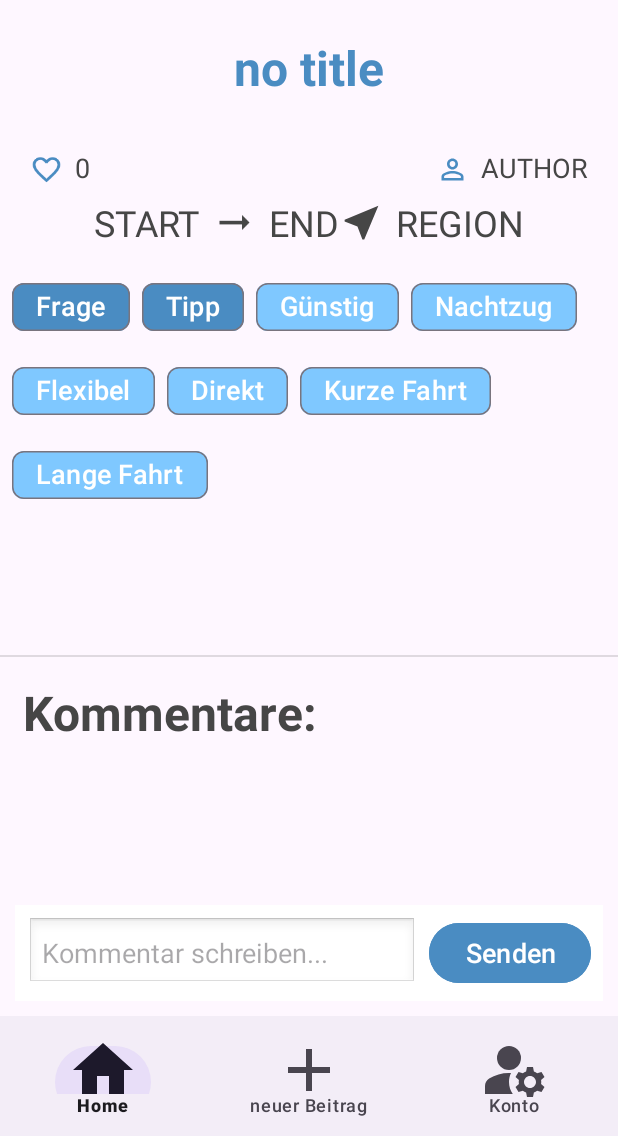
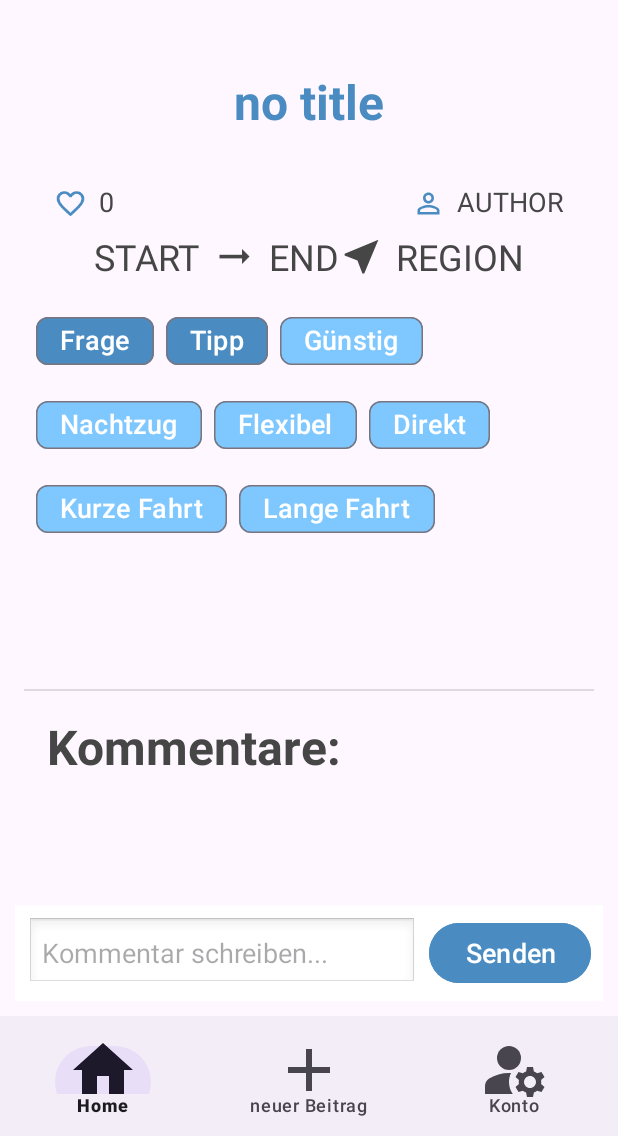
Before and after one commit to Bo960/TSUG, an Android app: the layout activity_post.xml on its own in the app's theme, with its tools: preview values and no code run, on a phone screen of 412 x 824 dp, the part 100-1236 px from its top. Run offline under Robolectric (Android 15) with nearby library versions, the phone set to English and light mode, and no system bars.

Commit message:
fix layout in Post and Create

```diff
--- a/app/src/main/java/at/ac/univie/hci/tsug/activities/PostActivity.java
+++ b/app/src/main/java/at/ac/univie/hci/tsug/activities/PostActivity.java
@@ -11,7 +11,6 @@ import android.widget.Button;
 import android.widget.EditText;
 import android.widget.ImageButton;
 import android.widget.ImageView;
-import android.widget.ListView;
 import android.widget.TextView;
 import android.widget.Toast;
 
--- a/app/src/main/res/layout/activity_create.xml
+++ b/app/src/main/res/layout/activity_create.xml
@@ -11,6 +11,7 @@
 
     <!-- Top Naviagtion -->
     <include
+        android:id="@+id/top_navigation"
         layout="@layout/top_nav"
         android:layout_width="match_parent"
         android:layout_height="wrap_content"
@@ -20,11 +21,10 @@
     <ScrollView
         android:id="@+id/scrollView"
         android:layout_width="match_parent"
-        android:layout_height="wrap_content"
-        android:layout_marginTop="60dp"
+        android:layout_height="match_parent"
         android:fillViewport="true"
+        android:layout_below="@id/top_navigation"
         android:layout_above="@id/bottom_navigation">
-
 
         <LinearLayout
             android:id="@+id/contentLayout"
--- a/app/src/main/res/layout/activity_post.xml
+++ b/app/src/main/res/layout/activity_post.xml
@@ -5,58 +5,42 @@
     android:id="@+id/main"
     android:layout_width="match_parent"
     android:layout_height="match_parent"
-    tools:context=".activities.PostActivity"
-    android:fitsSystemWindows="true">
+    android:fitsSystemWindows="true"
+    tools:context=".activities.PostActivity">
 
-    <!-- Top Naviagtion -->
+    <!-- Top Navigation -->
     <include
+        android:id="@+id/top_navigation"
         layout="@layout/top_nav"
         android:layout_width="match_parent"
         android:layout_height="wrap_content"
         android:layout_alignParentTop="true" />
 
-    <!-- Rest vom Layout bestimmt -->
+    <!-- Scrollbarer Bereich -->
+    <androidx.core.widget.NestedScrollView
+        android:id="@+id/scrollView"
+        android:layout_width="match_parent"
+        android:layout_height="match_parent"
+        android:layout_above="@id/commentInputSection"
+        android:layout_below="@id/top_navigation"
+        android:fillViewport="true">
+
+        <RelativeLayout
+            android:layout_width="match_parent"
+            android:layout_height="wrap_content"
+            android:padding="16dp">
 
             <!-- Title -->
             <TextView
                 android:id="@+id/titleView"
                 android:layout_width="wrap_content"
                 android:layout_height="wrap_content"
-        android:layout_alignParentTop="true"
-        android:layout_centerInParent="true"
-        android:gravity="center"
-        android:layout_marginTop="90dp"
+                android:layout_centerHorizontal="true"
+                android:layout_marginTop="20dp"
                 android:text="no title"
                 android:textColor="@color/primaryColor"
                 android:textSize="@dimen/mittel"
                 android:textStyle="bold" />
-
-    <com.google.android.material.floatingactionbutton.FloatingActionButton
-        android:id="@+id/editPostBtn"
-        android:layout_width="wrap_content"
-        android:layout_height="wrap_content"
-        android:layout_alignBottom="@id/likesView"
-        android:layout_alignParentEnd="true"
-        android:layout_marginEnd="70dp"
-        android:paddingTop="50dp"
-        android:contentDescription="Bearbeiten"
-        app:srcCompat="@drawable/outline_edit_24"
-        android:visibility="gone"
-        app:tint="@android:color/white"
-        app:backgroundTint="@color/primaryColor" />
-
-    <com.google.android.material.floatingactionbutton.FloatingActionButton
-        android:id="@+id/deletePostBtn"
-        android:layout_width="wrap_content"
-        android:layout_height="wrap_content"
-        android:layout_alignBottom="@id/editPostBtn"
-        android:layout_alignParentEnd="true"
-        android:layout_marginEnd="10dp"
-        android:contentDescription="Löschen"
-        app:srcCompat="@drawable/baseline_delete_outline_24"
-        android:visibility="gone"
-        app:tint="@android:color/white"
-        app:backgroundTint="@android:color/holo_red_dark" />
 
             <!-- Likes Icon -->
             <ImageView
@@ -78,7 +62,6 @@
                 android:layout_height="wrap_content"
                 android:layout_alignBottom="@id/likeIcon"
                 android:layout_marginStart="8dp"
-        android:layout_marginTop="16dp"
                 android:layout_toEndOf="@id/likeIcon"
                 android:text="0"
                 android:textColor="@color/secondaryColor"
@@ -92,7 +75,6 @@
                 android:layout_alignBottom="@id/likeIcon"
                 android:layout_marginEnd="8dp"
                 android:layout_toStartOf="@id/authorView"
-        android:visibility="visible"
                 android:contentDescription="author icon"
                 app:srcCompat="@drawable/baseline_person_outline_24"
                 app:tint="@color/primaryColor" />
@@ -106,23 +88,48 @@
                 android:layout_alignParentEnd="true"
                 android:layout_marginEnd="20dp"
                 android:text="AUTHOR"
-        android:visibility="visible"
                 android:textColor="@color/secondaryColor"
                 android:textSize="@dimen/sehrklein" />
 
-    <!-- Horizontal Container for Start, Route Icon, End -->
+            <!-- Floating Action Buttons -->
+            <com.google.android.material.floatingactionbutton.FloatingActionButton
+                android:id="@+id/editPostBtn"
+                android:layout_width="wrap_content"
+                android:layout_height="wrap_content"
+                android:layout_alignBottom="@id/likesView"
+                android:layout_alignParentEnd="true"
+                android:layout_marginEnd="70dp"
+                android:contentDescription="Bearbeiten"
+                android:visibility="gone"
+                app:backgroundTint="@color/primaryColor"
+                app:srcCompat="@drawable/outline_edit_24"
+                app:tint="@android:color/white" />
+
+            <com.google.android.material.floatingactionbutton.FloatingActionButton
+                android:id="@+id/deletePostBtn"
+                android:layout_width="wrap_content"
+                android:layout_height="wrap_content"
+                android:layout_alignBottom="@id/editPostBtn"
+                android:layout_alignParentEnd="true"
+                android:layout_marginEnd="10dp"
+                android:contentDescription="Löschen"
+                android:visibility="gone"
+                app:backgroundTint="@android:color/holo_red_dark"
+                app:srcCompat="@drawable/baseline_delete_outline_24"
+                app:tint="@android:color/white" />
+
+            <!-- Route Container -->
             <LinearLayout
                 android:id="@+id/routeContainer"
                 android:layout_width="wrap_content"
                 android:layout_height="wrap_content"
                 android:layout_below="@id/likeIcon"
                 android:layout_centerHorizontal="true"
+                android:layout_margin="8dp"
                 android:layout_marginTop="15dp"
-        android:layout_margin="8dp"
                 android:gravity="center_vertical"
                 android:orientation="horizontal">
 
-        <!-- Start -->
                 <TextView
                     android:id="@+id/startPlace"
                     android:layout_width="wrap_content"
@@ -132,7 +139,6 @@
                     android:textColor="@color/secondaryColor"
                     android:textSize="@dimen/klein" />
 
-        <!-- Route Icon -->
                 <ImageView
                     android:id="@+id/routeIcon"
                     android:layout_width="30dp"
@@ -141,7 +147,6 @@
                     app:srcCompat="@drawable/baseline_arrow_right_alt_24"
                     app:tint="@color/secondaryColor" />
 
-        <!-- End -->
                 <TextView
                     android:id="@+id/endPlace"
                     android:layout_width="wrap_content"
@@ -151,7 +156,6 @@
                     android:textColor="@color/secondaryColor"
                     android:textSize="@dimen/klein" />
 
-        <!-- Region Icon -->
                 <ImageView
                     android:id="@+id/regionIcon"
                     android:layout_width="30dp"
@@ -160,7 +164,6 @@
                     app:srcCompat="@drawable/baseline_near_me_24"
                     app:tint="@color/secondaryColor" />
 
-        <!-- Region -->
                 <TextView
                     android:id="@+id/region"
                     android:layout_width="wrap_content"
@@ -171,12 +174,16 @@
                     android:textSize="@dimen/klein" />
             </LinearLayout>
 
+            <!-- ChipGroup -->
+
             <com.google.android.material.chip.ChipGroup
                 android:id="@+id/chipGroup"
                 android:layout_width="match_parent"
                 android:layout_height="wrap_content"
-        android:layout_below="@+id/routeContainer"
+                android:layout_below="@id/routeContainer"
                 android:layout_margin="8dp"
+                android:layout_marginTop="-35dp"
+                android:layout_marginBottom="8dp"
                 app:singleLine="false">
 
                 <com.google.android.material.chip.Chip
@@ -184,74 +191,74 @@
                     android:layout_width="wrap_content"
                     android:layout_height="wrap_content"
                     android:text="Frage"
+                    android:textColor="@android:color/white"
                     android:textSize="@dimen/sehrklein"
                     android:visibility="visible"
-            app:chipBackgroundColor="@color/primaryColor"
-            android:textColor="@android:color/white" />
+                    app:chipBackgroundColor="@color/primaryColor" />
 
                 <com.google.android.material.chip.Chip
                     android:id="@+id/tipp"
                     android:layout_width="wrap_content"
                     android:layout_height="wrap_content"
                     android:text="Tipp"
+                    android:textColor="@android:color/white"
                     android:textSize="@dimen/sehrklein"
                     android:visibility="visible"
-            app:chipBackgroundColor="@color/primaryColor"
-            android:textColor="@android:color/white" />
+                    app:chipBackgroundColor="@color/primaryColor" />
 
                 <com.google.android.material.chip.Chip
                     android:id="@+id/guenstig"
                     android:layout_width="wrap_content"
                     android:layout_height="wrap_content"
                     android:text="Günstig"
+                    android:textColor="@android:color/white"
                     android:textSize="@dimen/sehrklein"
-            app:chipBackgroundColor="@color/onPrimaryContainerColor"
-            android:textColor="@android:color/white" />
+                    app:chipBackgroundColor="@color/onPrimaryContainerColor" />
 
                 <com.google.android.material.chip.Chip
                     android:id="@+id/nachtzug"
                     android:layout_width="wrap_content"
                     android:layout_height="wrap_content"
                     android:text="Nachtzug"
+                    android:textColor="@android:color/white"
                     android:textSize="@dimen/sehrklein"
-            app:chipBackgroundColor="@color/onPrimaryContainerColor"
-            android:textColor="@android:color/white" />
+                    app:chipBackgroundColor="@color/onPrimaryContainerColor" />
 
                 <com.google.android.material.chip.Chip
                     android:id="@+id/flexibel"
                     android:layout_width="wrap_content"
                     android:layout_height="wrap_content"
                     android:text="Flexibel"
+                    android:textColor="@android:color/white"
                     android:textSize="@dimen/sehrklein"
-            app:chipBackgroundColor="@color/onPrimaryContainerColor"
-            android:textColor="@android:color/white" />
+                    app:chipBackgroundColor="@color/onPrimaryContainerColor" />
 
                 <com.google.android.material.chip.Chip
                     android:id="@+id/direkt"
                     android:layout_width="wrap_content"
                     android:layout_height="wrap_content"
                     android:text="Direkt"
+                    android:textColor="@android:color/white"
                     android:textSize="@dimen/sehrklein"
-            app:chipBackgroundColor="@color/onPrimaryContainerColor"
-            android:textColor="@android:color/white" />
+                    app:chipBackgroundColor="@color/onPrimaryContainerColor" />
 
                 <com.google.android.material.chip.Chip
                     android:id="@+id/kurzeFahrt"
                     android:layout_width="wrap_content"
                     android:layout_height="wrap_content"
                     android:text="Kurze Fahrt"
+                    android:textColor="@android:color/white"
                     android:textSize="@dimen/sehrklein"
-            app:chipBackgroundColor="@color/onPrimaryContainerColor"
-            android:textColor="@android:color/white" />
+                    app:chipBackgroundColor="@color/onPrimaryContainerColor" />
 
                 <com.google.android.material.chip.Chip
                     android:id="@+id/langeFahrt"
                     android:layout_width="wrap_content"
                     android:layout_height="wrap_content"
                     android:text="Lange Fahrt"
+                    android:textColor="@android:color/white"
                     android:textSize="@dimen/sehrklein"
-            app:chipBackgroundColor="@color/onPrimaryContainerColor"
-            android:textColor="@android:color/white" />
+                    app:chipBackgroundColor="@color/onPrimaryContainerColor" />
             </com.google.android.material.chip.ChipGroup>
 
             <!-- Description -->
@@ -259,32 +266,33 @@
                 android:id="@+id/description"
                 android:layout_width="wrap_content"
                 android:layout_height="wrap_content"
-        android:layout_below="@+id/chipGroup"
+                android:layout_below="@id/chipGroup"
                 android:layout_marginStart="15dp"
+                android:layout_marginTop="8dp"
                 android:text=""
-        android:visibility="visible"
                 android:textColor="@color/secondaryColor"
-        android:textSize="@dimen/klein" />
+                android:textSize="@dimen/sehrklein"
+                android:visibility="visible" />
 
             <!-- Date -->
             <TextView
                 android:id="@+id/date"
                 android:layout_width="match_parent"
                 android:layout_height="wrap_content"
+                android:layout_below="@id/description"
                 android:layout_alignParentStart="true"
-        android:layout_below="@+id/description"
                 android:layout_marginStart="15dp"
                 android:layout_marginTop="15dp"
-        android:textSize="@dimen/sehrklein"
+                android:text=""
                 android:textColor="@color/primaryColor"
-        android:text="" />
+                android:textSize="@dimen/sehrklein" />
 
             <!-- Divider -->
             <View
                 android:id="@+id/divider"
                 android:layout_width="match_parent"
                 android:layout_height="1dp"
-        android:layout_below="@+id/date"
+                android:layout_below="@id/date"
                 android:layout_marginTop="15dp"
                 android:background="?android:attr/listDivider" />
 
@@ -293,7 +301,7 @@
                 android:id="@+id/commentHeader"
                 android:layout_width="wrap_content"
                 android:layout_height="wrap_content"
-        android:layout_below="@+id/divider"
+                android:layout_below="@id/divider"
                 android:layout_marginStart="15dp"
                 android:layout_marginTop="15dp"
                 android:text="Kommentare:"
@@ -306,57 +314,56 @@
                 android:id="@+id/commentRecyclerView"
                 android:layout_width="match_parent"
                 android:layout_height="wrap_content"
-        android:layout_below="@+id/commentHeader"
-        android:layout_above="@id/commentInputSection"
+                android:layout_below="@id/commentHeader"
+                android:clipToPadding="false"
                 android:padding="8dp"
-        android:clipToPadding="false"
                 android:scrollbars="vertical" />
 
-    <!-- New Comment -->
+        </RelativeLayout>
+    </androidx.core.widget.NestedScrollView>
+
+    <!-- New Comment Input -->
     <LinearLayout
         android:id="@+id/commentInputSection"
         android:layout_width="match_parent"
         android:layout_height="wrap_content"
         android:layout_above="@id/bottom_navigation"
         android:layout_margin="10dp"
+        android:background="@android:color/white"
         android:orientation="horizontal"
-        android:padding="8dp"
-        android:background="@android:color/white">
+        android:padding="8dp">
 
         <EditText
             android:id="@+id/commentInput"
             android:layout_width="0dp"
             android:layout_height="wrap_content"
             android:layout_weight="1"
+            android:background="@android:drawable/edit_text"
             android:hint="Kommentar schreiben..."
-            android:background="@android:drawable/edit_text"
+            android:inputType="textMultiLine"
+            android:maxLines="3"
             android:padding="10dp"
             android:textColor="@android:color/black"
-            android:textSize="@dimen/sehrklein"
-            android:maxLines="3"
-            android:inputType="textMultiLine" />
+            android:textSize="@dimen/sehrklein" />
 
         <Button
             android:id="@+id/sendCommentBtn"
             android:layout_width="wrap_content"
             android:layout_height="wrap_content"
+            android:layout_marginStart="8dp"
+            android:backgroundTint="@color/primaryColor"
             android:text="Senden"
-            android:textSize="@dimen/sehrklein"
             android:textColor="@android:color/white"
-            android:backgroundTint="@color/primaryColor"
-            android:layout_marginStart="8dp" />
+            android:textSize="@dimen/sehrklein" />
     </LinearLayout>
-
-    <!-- Bottom Balken  -->
+    <!-- Bottom Navigation -->
     <com.google.android.material.bottomnavigation.BottomNavigationView
         android:id="@+id/bottom_navigation"
         android:layout_width="match_parent"
         android:layout_height="wrap_content"
         android:layout_alignParentBottom="true"
-        app:menu="@menu/bottom_nav"
         app:itemIconSize="48dp"
-
-        app:labelVisibilityMode="labeled"/>
-
+        app:labelVisibilityMode="labeled"
+        app:menu="@menu/bottom_nav" />
 
 </RelativeLayout>
--- a/app/src/main/res/layout/comment_list_item.xml
+++ b/app/src/main/res/layout/comment_list_item.xml
@@ -5,4 +5,4 @@
     android:layout_height="wrap_content"
     android:padding="10dp"
     android:textColor="@color/secondaryColor"
-    android:textSize= "@dimen/klein" />
+    android:textSize= "@dimen/sehrklein" />
```
Lines whose indentation alone changed are shown as unchanged.
